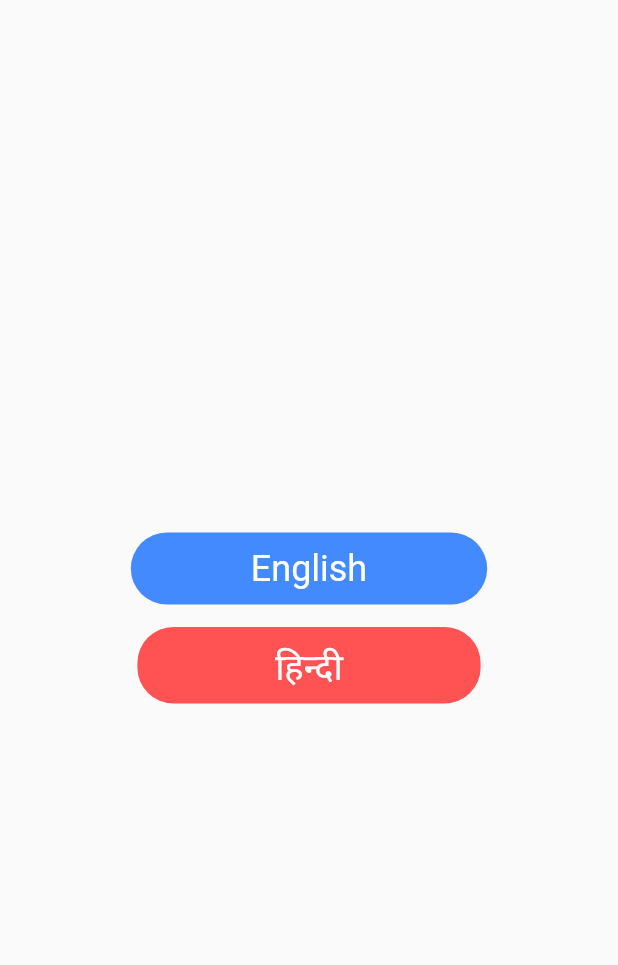
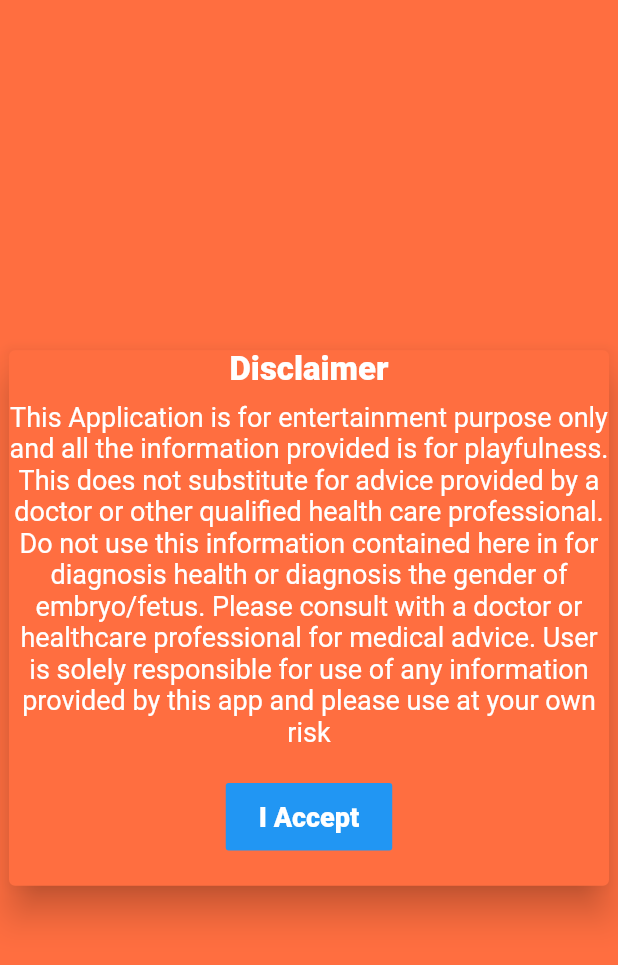
Before and after one commit to vysakhchandran/Gender_predictor, a Flutter app: the screen it shows after launch, on a phone screen of 412 x 824 dp. Shown: the top 965 px of the screen. Run offline on Flutter 3.47's test engine with Material 2 defaults, Android fonts, the phone set to English and light mode, and no system bars.

Commit message:
added warning screen

```diff
--- a/lib/home.dart
+++ b/lib/home.dart
@@ -1,4 +1,7 @@
 import 'package:flutter/material.dart';
+import 'package:momsdoctor/warning.dart';
+import 'dart:async';
+
 class Home extends StatefulWidget {
   Home({Key key}) : super(key: key);
 
@@ -10,54 +13,73 @@ class _HomeState extends State<Home> {
   bool english = false;
 
 @override
+void initState() {
+  super.initState();
+}
+
+  @override
   Widget build(BuildContext context) {
+
+
+
+
     return Scaffold(
+      backgroundColor: Colors.deepOrangeAccent,
       body: Center(
+        child: Visibility(
+          visible: true,
+                  child: SafeArea(
                                       child: Column(
                                         mainAxisAlignment: MainAxisAlignment.center,
+                                        crossAxisAlignment: CrossAxisAlignment.stretch,
                       children: <Widget>[
-            InkWell(
-              onTap: () {
-                print('clicked english');
 
-                english = true;
-                Navigator.pushReplacementNamed(context, '/questions', arguments:{
-                  'english': english
-                } );
-//                Navigator.pushReplacement(context, MaterialPageRoute(builder: (context) => Questions()))
-              },
-                          child: Container(
+                        Container(
+            child: Padding(
+              padding: const EdgeInsets.fromLTRB(2, 2, 2, 2),
+              child: Card(
+                color: Colors.deepOrangeAccent,
+                child: Column(
+                  children: <Widget>[
 
-                padding: EdgeInsets.symmetric(vertical: 10, horizontal: 80),
-                decoration: BoxDecoration(
-                  color: Colors.blueAccent,
-                  borderRadius: BorderRadius.circular(24)
+                    Text("Disclaimer",
+                    style: TextStyle(
+                      fontSize: 22,
+                      fontWeight: FontWeight.w800,
+                      color: Colors.white,
+                    )
+
+                    ,),
+                    SizedBox(height: 8,),
+                    Text(
+                      "This Application is for entertainment purpose only and all the information provided is for playfulness. This does not substitute for advice provided by a doctor or other qualified health care professional. Do not use this information contained here in for diagnosis health or diagnosis the gender of embryo/fetus. Please consult with a doctor or healthcare professional for medical advice. User is solely responsible for use of any information provided by this app and please use at your own risk",
+                      style: TextStyle(
+                              color: Colors.white,
+                              fontSize: 18,
+                              fontWeight: FontWeight.w400,
 
                       ),
-              child: Text(
-                "English",
-                style: TextStyle(color: Colors.white, fontSize: 24),
+                      textAlign: TextAlign.center,
+                      ),
+SizedBox(height: 22,),
+                      FlatButton(
+                        color: Colors.blue,
+                        onPressed: (){
+                          Navigator.pushReplacementNamed(context, '/questions');
+                        },
+                         padding: EdgeInsets.fromLTRB(22, 12, 22, 12),
+                        child: Text("I Accept",
+                        style: TextStyle(
+                          color: Colors.white,
+                          fontSize: 18,
+                          fontWeight: FontWeight.w800,
+                        ),),
+                        ),
+                        SizedBox(height: 22,),
+                  ],
                 ),
 
-              ),
-            ),
-            SizedBox(height: 15,),
-            InkWell(
-              onTap: () {
-                print('clicked hindi');
-
-
-                              },
-                                          child: Container(
-                                padding: EdgeInsets.symmetric(vertical: 9, horizontal: 80),
-                                decoration: BoxDecoration(
-                                  color: Colors.redAccent,
-                                  borderRadius: BorderRadius.circular(24)
-
-                                ),
-                              child: Text(
-                                "  हिन्दी  ",
-                                style: TextStyle(color: Colors.white, fontSize: 24),
+                elevation: 10,
                 ),
             ),
           ),
@@ -65,8 +87,28 @@ class _HomeState extends State<Home> {
                       ],
                     ),
                   ),
+        ),
+      ),
 
                     );
+                  }
+  void warningBadge(BuildContext context) {
+  var alertDialog = AlertDialog(
+    title: Text("Test Message"),
+    content: Text("Message content is here"),
+    actions: <Widget>[
+      FlatButton(
+          onPressed: () {
+            Navigator.of(context).pop();
+          },
+          child: Text("Got it"))
+    ],
+  );
+  showDialog(
+      context: context,
+      builder: (BuildContext context) {
+        return alertDialog;
+      });
 }
 
 
--- a/lib/questions.dart
+++ b/lib/questions.dart
@@ -1,7 +1,6 @@
 import 'dart:async';
 
 import 'package:flutter/material.dart';
-import 'package:momsdoctor/warning.dart';
 import 'QuestionsModel.dart';
 //import 'package:vibration/vibration.dart';
 
@@ -80,7 +79,7 @@ class _QuestionsState extends State<Questions> {
   @override
 void initState() {
   super.initState();
-  warningBadge(context);
+
 }
 
   @override
@@ -91,8 +90,8 @@ void initState() {
 
     double dw = MediaQuery.of(context).size.width;
     double dh = MediaQuery.of(context).size.height;
-    data = ModalRoute.of(context).settings.arguments;
-    print(data['english']);
+  //  data = ModalRoute.of(context).settings.arguments;
+  //  print(data['english']);
     return Scaffold(
       appBar: AppBar(
         backgroundColor: Colors.pink,
@@ -273,7 +272,7 @@ void initState() {
                       child: Text(
                         "${questionIndex + 1})  ${questions[questionIndex].question}",
                         textAlign: TextAlign.center,
-                        style: TextStyle(color: Colors.white, fontSize: 24),
+                        style: TextStyle(color: Colors.white, fontSize: 20),
                       ),
                     ),
                   ),
@@ -281,6 +280,9 @@ void initState() {
               ),
 
               ///Answers
+              Column(
+                mainAxisAlignment: MainAxisAlignment.spaceEvenly,
+                children: <Widget>[
                   Visibility(
                     visible: visibility,
                     child: InkWell(
@@ -330,6 +332,8 @@ void initState() {
                         ),
                       ),
                     ),
+                  ),
+                ],
               ),
               SizedBox(
                 height: 10,
--- a/lib/warning.dart
+++ b/lib/warning.dart
@@ -1,20 +1 @@
 import 'package:flutter/material.dart';
-
-void warningBadge(BuildContext context) {
-  var alertDialog = AlertDialog(
-    title: Text("Test Message"),
-    content: Text("Message content is here"),
-    actions: <Widget>[
-      FlatButton(
-          onPressed: () {
-            Navigator.of(context).pop();
-          },
-          child: Text("Got it"))
-    ],
-  );
-  showDialog(
-      context: context,
-      builder: (BuildContext context) {
-        return alertDialog;
-      });
-}
```
Lines whose indentation alone changed are shown as unchanged.
